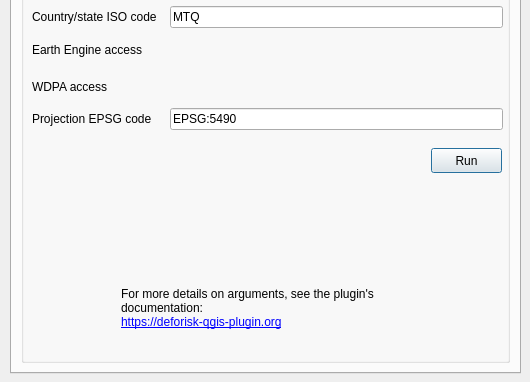
Before: the Qt Designer form deforisk_plugin_dialog_base.ui in ghislainv/deforisk-qgis-plugin, drawn with Qt 5; both pictures show x 0 to 530 and y 257 to 639 of the 530 by 639 pixel window.
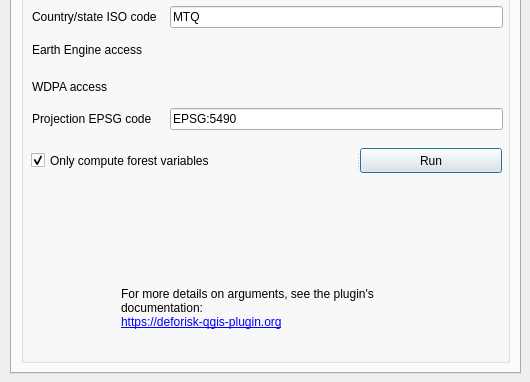
After: the same form once the commit is applied. Icons and pictures are not drawn. Custom widgets are drawn as their Qt base class.

Commit message: Adding button to compute forest variable only

```diff
--- a/deforisk_plugin_dialog_base.ui
+++ b/deforisk_plugin_dialog_base.ui
@@ -35,19 +35,6 @@
        <property name="title">
         <string>Download and compute variables</string>
        </property>
-       <widget class="QPushButton" name="run_far_get_variable">
-        <property name="geometry">
-         <rect>
-          <x>410</x>
-          <y>360</y>
-          <width>71</width>
-          <height>25</height>
-         </rect>
-        </property>
-        <property name="text">
-         <string>Run</string>
-        </property>
-       </widget>
        <widget class="QLabel" name="label_doc">
         <property name="geometry">
          <rect>
@@ -268,6 +255,32 @@
          <bool>true</bool>
         </property>
        </widget>
+       <widget class="QSplitter" name="splitter">
+        <property name="geometry">
+         <rect>
+          <x>10</x>
+          <y>360</y>
+          <width>471</width>
+          <height>25</height>
+         </rect>
+        </property>
+        <property name="orientation">
+         <enum>Qt::Horizontal</enum>
+        </property>
+        <widget class="QCheckBox" name="forest_var_only">
+         <property name="text">
+          <string>Only compute forest variables</string>
+         </property>
+         <property name="checked">
+          <bool>true</bool>
+         </property>
+        </widget>
+        <widget class="QPushButton" name="run_far_get_variable">
+         <property name="text">
+          <string>Run</string>
+         </property>
+        </widget>
+       </widget>
       </widget>
      </item>
     </layout>
```
The commit also changes 4 other files.
